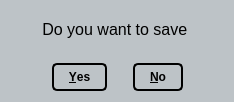
Redgrxve/Simple-Notepad, file src/unsavedfilesdialog.ui: the form before one commit.
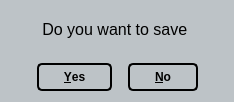
The form after the commit.

What changed in the file:
```diff
--- a/src/unsavedfilesdialog.ui
+++ b/src/unsavedfilesdialog.ui
@@ -25,15 +25,15 @@
 QPushButton {
 	border: 2px solid black;
 	border-radius: 5px;
-	padding: 5px 15px;
+	padding: 5px 25px;
 	color:black;
 	font-weight: bold;
 	margin-top: 10px;
 }
 
 QPushButton{
-	margin-right: 10px;
-	margin-left: 10px;
+	margin-right: 5px;
+	margin-left: 5px;
 }
 
 QPushButton:hover {
```
Left out of the diff: 1 changed line with no effect on the pictures.
